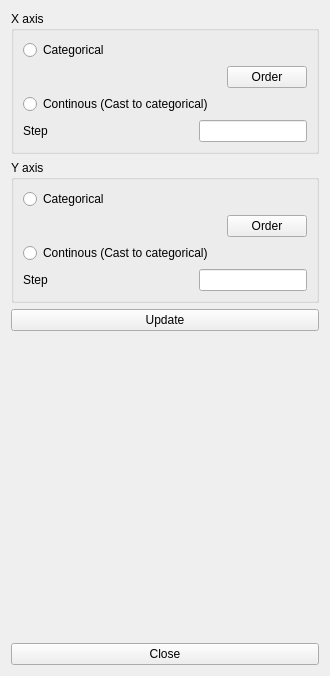
Qt form jitter_plot_panel.ui (RestlessTail/GSCV) before a commit.
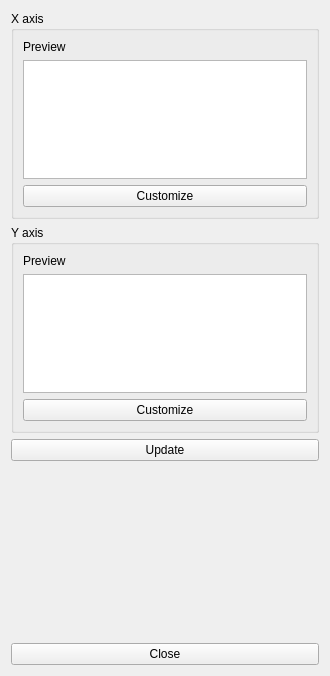
The same form after that commit.

Commit message: add jitter plot panel

```diff
--- a/jitter_plot_panel.ui
+++ b/jitter_plot_panel.ui
@@ -21,77 +21,22 @@
      </property>
      <layout class="QVBoxLayout" name="verticalLayout">
       <item>
-       <widget class="QRadioButton" name="x_categorical">
+       <widget class="QLabel" name="label">
         <property name="text">
-         <string>Categorical</string>
+         <string>Preview</string>
         </property>
        </widget>
       </item>
       <item>
-       <layout class="QHBoxLayout" name="horizontalLayout_3">
-        <item>
-         <spacer name="horizontalSpacer_4">
-          <property name="orientation">
-           <enum>Qt::Horizontal</enum>
-          </property>
-          <property name="sizeHint" stdset="0">
-           <size>
-            <width>40</width>
-            <height>20</height>
-           </size>
-          </property>
-         </spacer>
-        </item>
-        <item>
-         <widget class="QPushButton" name="x_set_order">
-          <property name="text">
-           <string>Order</string>
-          </property>
-         </widget>
-        </item>
-       </layout>
+       <widget class="QListWidget" name="x_preview"/>
       </item>
       <item>
-       <widget class="QRadioButton" name="x_continous">
+       <widget class="QPushButton" name="x_customize">
         <property name="text">
-         <string>Continous (Cast to categorical)</string>
+         <string>Customize</string>
         </property>
        </widget>
       </item>
-      <item>
-       <layout class="QHBoxLayout" name="horizontalLayout">
-        <item>
-         <widget class="QLabel" name="label">
-          <property name="text">
-           <string>Step</string>
-          </property>
-         </widget>
-        </item>
-        <item>
-         <spacer name="horizontalSpacer">
-          <property name="orientation">
-           <enum>Qt::Horizontal</enum>
-          </property>
-          <property name="sizeHint" stdset="0">
-           <size>
-            <width>40</width>
-            <height>20</height>
-           </size>
-          </property>
-         </spacer>
-        </item>
-        <item>
-         <widget class="QLineEdit" name="x_step">
-          <property name="sizePolicy">
-           <sizepolicy hsizetype="Fixed" vsizetype="Fixed">
-            <horstretch>0</horstretch>
-            <verstretch>0</verstretch>
-           </sizepolicy>
-          </property>
-         </widget>
-        </item>
-       </layout>
-      </item>
      </layout>
     </widget>
    </item>
@@ -102,77 +47,22 @@
      </property>
      <layout class="QVBoxLayout" name="verticalLayout_2">
       <item>
-       <widget class="QRadioButton" name="y_categorical">
+       <widget class="QLabel" name="label_2">
         <property name="text">
-         <string>Categorical</string>
+         <string>Preview</string>
         </property>
        </widget>
       </item>
       <item>
-       <layout class="QHBoxLayout" name="horizontalLayout_4">
-        <item>
-         <spacer name="horizontalSpacer_3">
-          <property name="orientation">
-           <enum>Qt::Horizontal</enum>
-          </property>
-          <property name="sizeHint" stdset="0">
-           <size>
-            <width>40</width>
-            <height>20</height>
-           </size>
-          </property>
-         </spacer>
-        </item>
-        <item>
-         <widget class="QPushButton" name="y_set_order">
-          <property name="text">
-           <string>Order</string>
-          </property>
-         </widget>
-        </item>
-       </layout>
+       <widget class="QListWidget" name="y_preivew"/>
       </item>
       <item>
-       <widget class="QRadioButton" name="y_continous">
+       <widget class="QPushButton" name="y_customize">
         <property name="text">
-         <string>Continous (Cast to categorical)</string>
+         <string>Customize</string>
         </property>
        </widget>
       </item>
-      <item>
-       <layout class="QHBoxLayout" name="horizontalLayout_2">
-        <item>
-         <widget class="QLabel" name="label_2">
-          <property name="text">
-           <string>Step</string>
-          </property>
-         </widget>
-        </item>
-        <item>
-         <spacer name="horizontalSpacer_2">
-          <property name="orientation">
-           <enum>Qt::Horizontal</enum>
-          </property>
-          <property name="sizeHint" stdset="0">
-           <size>
-            <width>40</width>
-            <height>20</height>
-           </size>
-          </property>
-         </spacer>
-        </item>
-        <item>
-         <widget class="QLineEdit" name="y_step">
-          <property name="sizePolicy">
-           <sizepolicy hsizetype="Fixed" vsizetype="Fixed">
-            <horstretch>0</horstretch>
-            <verstretch>0</verstretch>
-           </sizepolicy>
-          </property>
-         </widget>
-        </item>
-       </layout>
-      </item>
      </layout>
     </widget>
    </item>
```
The commit also changes 10 other files.
